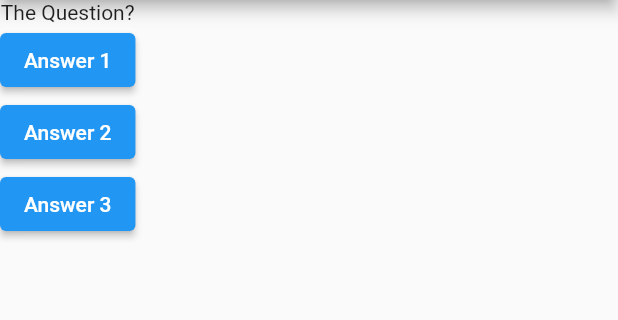
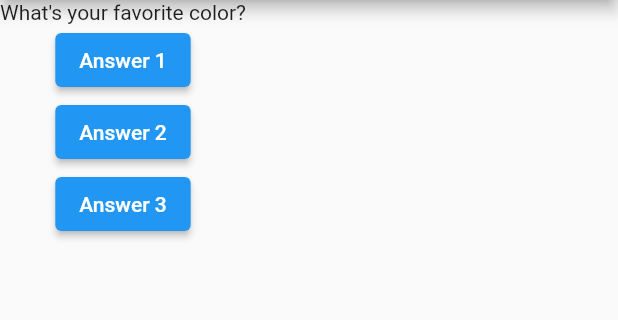
Before and after one commit to FadyFawzyOfficial/quiz, a Flutter app: the screen it shows after launch, after a tap on "Answer 1", on a phone screen of 412 x 824 dp, the part 84-404 px from its top. Run offline on Flutter 3.47's test engine with Material 2 defaults, Android fonts, the phone set to English and light mode, and no system bars.

Commit message:
7. Update Widget Data or Use StatelessWidget Incorrectly

```diff
--- a/lib/main.dart
+++ b/lib/main.dart
@@ -1,11 +1,18 @@
 import 'package:flutter/material.dart';
 
-void main() => runApp(const MyApp());
+void main() => runApp(MyApp());
 
 class MyApp extends StatelessWidget {
-  const MyApp({super.key});
+  var questionIndex = 0;
+  final questions = [
+    'What\'s your favorite color?',
+    'What\'s your favorite animal?',
+  ];
 
-  void answerQuestion() => print('Answer chosen!');
+  void answerQuestion() {
+    questionIndex++;
+    print(questionIndex);
+  }
 
   @override
   Widget build(BuildContext context) {
@@ -16,7 +23,7 @@ class MyApp extends StatelessWidget {
         ),
         body: Column(
           children: [
-            const Text('The Question?'),
+            Text(questions[questionIndex]),
             ElevatedButton(
               onPressed: answerQuestion,
               child: const Text('Answer 1'),
```
